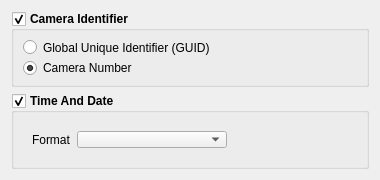
janelia-idf/bias, file src/gui/auto_naming_dialog.ui: the form before one commit.
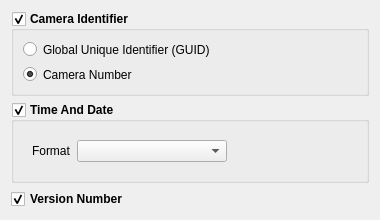
The form after the commit.

Commit message: Added checkbox so that file versioning is optional.

Patch:
```diff
--- a/src/gui/auto_naming_dialog.ui
+++ b/src/gui/auto_naming_dialog.ui
@@ -7,19 +7,19 @@
     <x>0</x>
     <y>0</y>
     <width>380</width>
-    <height>180</height>
+    <height>220</height>
    </rect>
   </property>
   <property name="minimumSize">
    <size>
     <width>380</width>
-    <height>180</height>
+    <height>220</height>
    </size>
   </property>
   <property name="maximumSize">
    <size>
     <width>380</width>
-    <height>180</height>
+    <height>220</height>
    </size>
   </property>
   <property name="windowTitle">
@@ -148,6 +148,22 @@
      </layout>
     </widget>
    </item>
+   <item>
+    <widget class="QCheckBox" name="versionNumberCheckBoxPtr_">
+     <property name="font">
+      <font>
+       <weight>75</weight>
+       <bold>true</bold>
+      </font>
+     </property>
+     <property name="text">
+      <string>Version Number</string>
+     </property>
+     <property name="checked">
+      <bool>true</bool>
+     </property>
+    </widget>
+   </item>
    <item>
     <spacer name="verticalSpacer">
      <property name="orientation">
```
The commit also changes 6 other files.
